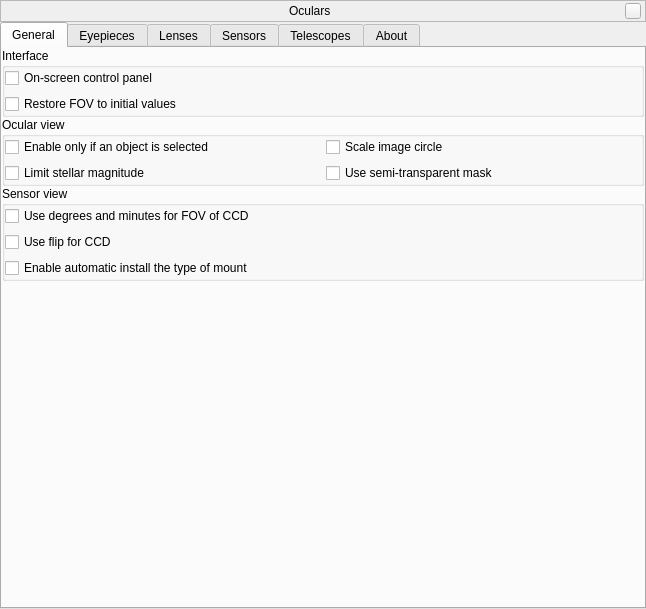
Before: the Qt Designer form plugins/Oculars/src/gui/ocularDialog.ui in 519984307/stellarium_src, drawn with Qt 5.
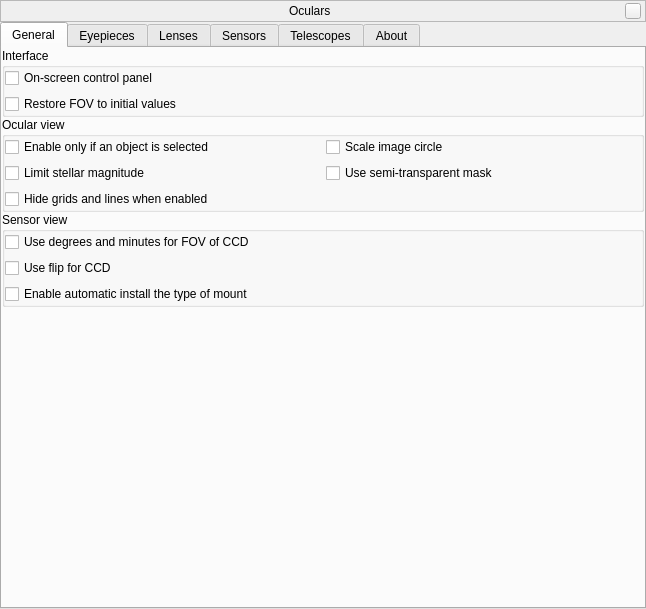
After: the same form once the commit is applied. Icons and pictures are not drawn. Custom widgets are drawn as their Qt base class.

Commit message: Oculars plugin: allow management of visibility for grids/lines

```diff
--- a/plugins/Oculars/src/gui/ocularDialog.ui
+++ b/plugins/Oculars/src/gui/ocularDialog.ui
@@ -268,6 +268,13 @@
                </property>
               </widget>
              </item>
+             <item row="4" column="0">
+              <widget class="QCheckBox" name="hideGridsLinesCheckBox">
+               <property name="text">
+                <string>Hide grids and lines when enabled</string>
+               </property>
+              </widget>
+             </item>
             </layout>
            </widget>
           </item>
```
The commit also changes 4 other files.
